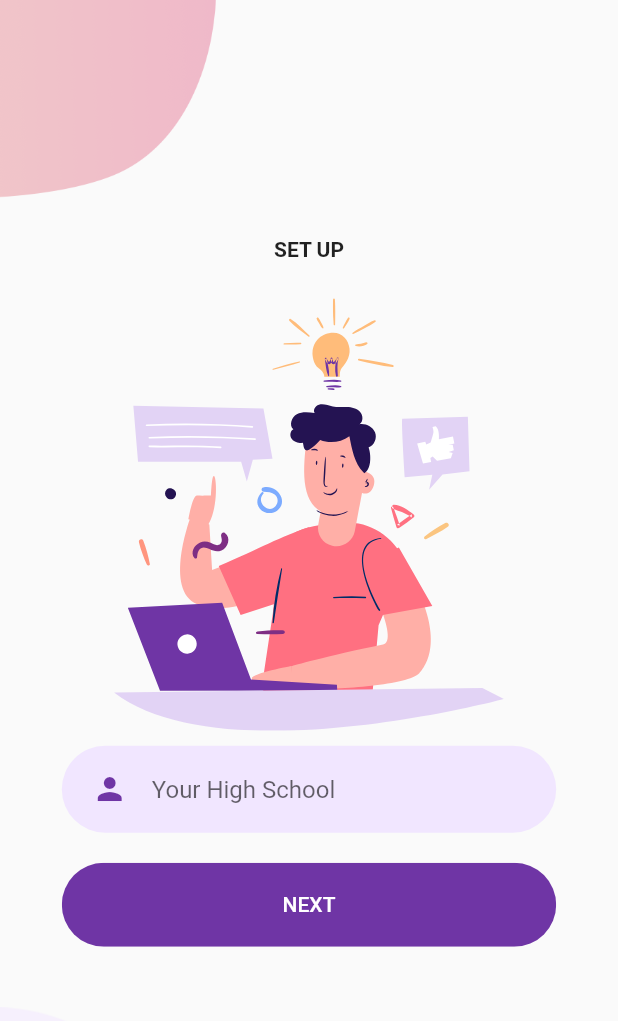
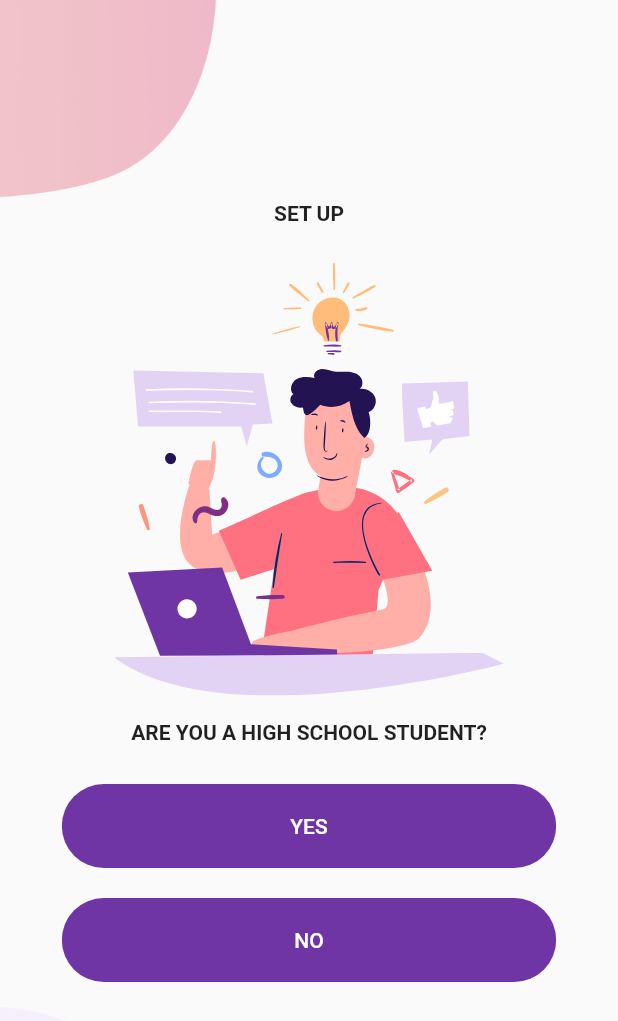
Before and after one commit to clarapulse/app, a Flutter app: the Body widget shown alone on an empty page, opened directly, on a phone screen of 412 x 824 dp. Shown: the top 1021 px of the screen. Run offline on Flutter 3.47's test engine with Material 2 defaults, Android fonts, the phone set to English and light mode, and no system bars; our stand-ins replace carousel_slider, firebase_auth, firebase_core, flutter_svg, google_sign_in, logger and 1 more; missing offline and left inert: logger_flutter; accounts and stored records are empty.

Commit message:
tk - added setup pages

```diff
--- /dev/null
+++ b/lib/Pages/SetupHighschoolQuestion/components/body.dart
@@ -0,0 +1,63 @@
+import 'package:clarapulse/Components/background.dart';
+import 'package:clarapulse/Components/rounded_button.dart';
+import 'package:clarapulse/Components/rounded_input_field.dart';
+import 'package:clarapulse/Pages/HighSchoolScreen/high_school_screen.dart';
+import 'package:clarapulse/Pages/UniversityScreen/university_screen.dart';
+import 'package:flutter/material.dart';
+import 'package:flutter_svg/svg.dart';
+
+class Body extends StatelessWidget {
+  @override
+  Widget build(BuildContext context) {
+    Size size = MediaQuery.of(context).size;
+    return Background(
+      child: SingleChildScrollView(
+        child: Column(
+          mainAxisAlignment: MainAxisAlignment.center,
+          children: <Widget>[
+            Text(
+              "SET UP",
+              style: TextStyle(fontWeight: FontWeight.bold),
+            ),
+            SizedBox(height: size.height * 0.03),
+            SvgPicture.asset(
+              "assets/signup.svg",
+              height: size.height * 0.35,
+            ),
+            SizedBox(height: size.height * 0.02),
+            Text(
+              "ARE YOU A HIGH SCHOOL STUDENT?",
+              style: TextStyle(fontWeight: FontWeight.bold),
+            ),
+            SizedBox(height: size.height * 0.02),
+            RoundedButton(
+              text: "YES",
+              press: () {
+                Navigator.of(context).push(
+                  MaterialPageRoute(
+                    builder: (context) {
+                      return HighSchoolScreen();
+                    },
+                  ),
+                );
+              },
+            ),
+            RoundedButton(
+              text: "NO",
+              press: () {
+                Navigator.of(context).push(
+                  MaterialPageRoute(
+                    builder: (context) {
+                      return UniversityScreen();
+                    },
+                  ),
+                );
+              },
+            ),
+            SizedBox(height: size.height * 0.03),
+          ],
+        ),
+      ),
+    );
+  }
+}
--- a/lib/Pages/setup/setup_page.dart
+++ b/lib/Pages/SetupHighschoolQuestion/setup_highschool_page.dart
@@ -1,8 +1,8 @@
 import 'package:flutter/material.dart';
 
-import 'Components/body.dart';
+import 'components/body.dart';
 
-class SignUpScreen extends StatelessWidget {
+class SetUpHighSchoolScreen extends StatelessWidget {
   @override
   Widget build(BuildContext context) {
     return Scaffold(
--- a/lib/Pages/login/login_page.dart
+++ b/lib/Pages/login/login_page.dart
@@ -1,6 +1,7 @@
 import 'dart:convert';
 
-import 'package:clarapulse/Pages/setup/setup_page.dart';
+
+import 'package:clarapulse/Pages/setupHighschoolQuestion/setup_highschool_page.dart';
 import 'package:clarapulse/utils/globals.dart';
 import 'package:flutter/material.dart';
 // import 'package:shared_preferences/shared_preferences.dart';
@@ -60,7 +61,7 @@ class LoginPageState extends State<LoginPage> {
         Navigator.of(context).push(
           MaterialPageRoute(
             builder: (context) {
-              return SignUpScreen();
+              return SetUpHighSchoolScreen();
             },
           ),
         );
```
Also changed, not shown: lib/Pages/CurrentMajorScreen/current_major_screen.dart (added, +16 -0 lines), lib/Pages/CurrentMajorScreen/setup_form.dart (added, +63 -0 lines), lib/Pages/HighSchoolScreen/high_school_screen.dart (added, +14 -0 lines), lib/Pages/HighSchoolScreen/setup_form.dart (added, +51 -0 lines), lib/Pages/IntendedMajorScreen/intended_major_screen.dart (added, +17 -0 lines), lib/Pages/IntendedMajorScreen/setup_form.dart (added, +63 -0 lines), lib/Pages/UniversityScreen/setup_form.dart (renamed from lib/Pages/setup/Components/body.dart, +17 -6 lines), lib/Pages/UniversityScreen/university_screen.dart (added, +13 -0 lines), lib/Components/background.dart (renamed from lib/Pages/setup/Components/background.dart).
